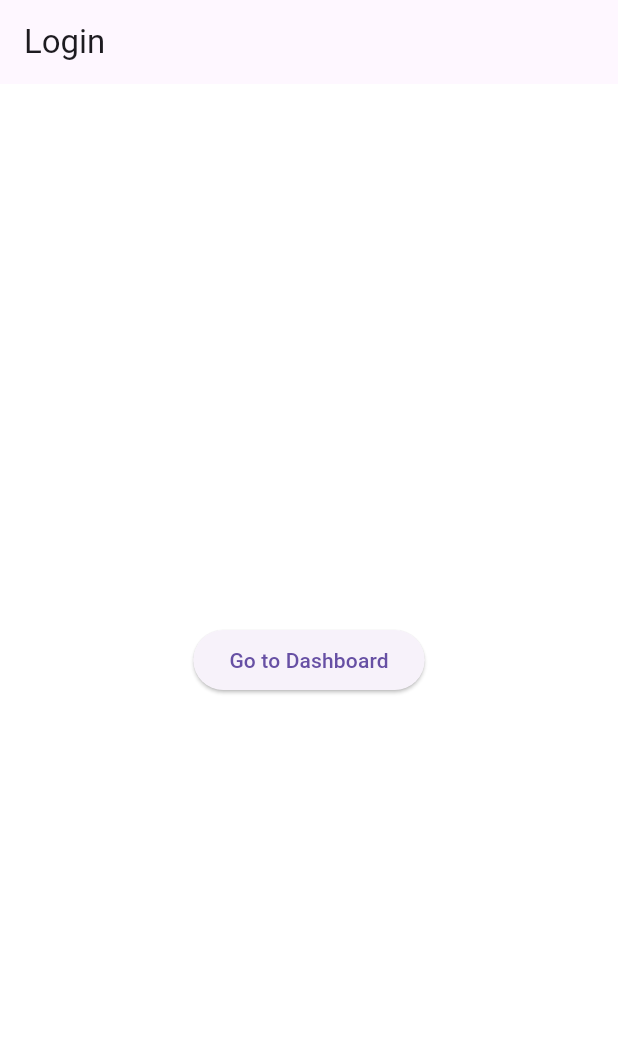
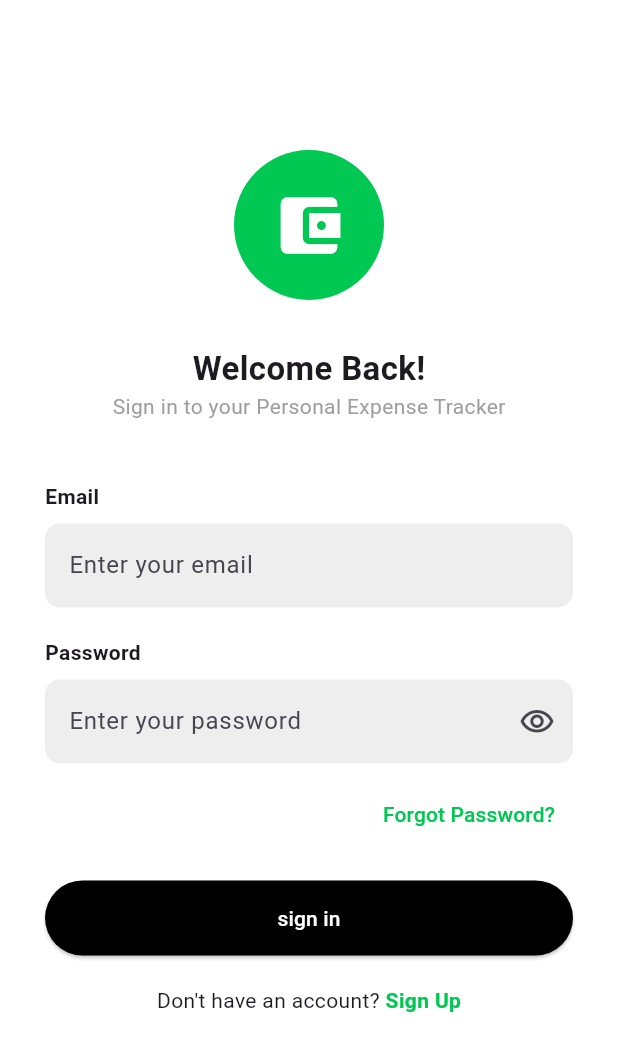
Before and after one commit to Wintanay/MAD, a Flutter app: the screen it shows after launch, on a phone screen of 412 x 824 dp. Shown: the top 1051 px of the screen. Run offline on Flutter 3.47's test engine with Material 3 defaults, Android fonts, the phone set to English and light mode, and no system bars.

Commit message:
updated login

```diff
--- a/lib/loginscreen.dart
+++ b/lib/loginscreen.dart
@@ -1,4 +1,5 @@
 import 'package:flutter/material.dart';
+import 'main.dart'; // To navigate to the HomeScreen later
 
 class LoginScreen extends StatelessWidget {
   const LoginScreen({super.key});
@@ -6,16 +7,119 @@ class LoginScreen extends StatelessWidget {
   @override
   Widget build(BuildContext context) {
     return Scaffold(
-      appBar: AppBar(title: const Text("Login")),
-      body: Center(
-        child: ElevatedButton(
-          onPressed: () {
-            // This is where you would normally navigate to your HomeScreen
-            print("Login Button Clicked");
-          },
-          child: const Text("Go to Dashboard"),
+      backgroundColor: Colors.white,
+      body: SingleChildScrollView(
+        child: Padding(
+          padding: const EdgeInsets.symmetric(horizontal: 30.0),
+          child: Column(
+            mainAxisAlignment: MainAxisAlignment.center,
+            children: [
+              const SizedBox(height: 100),
+              // Green Circle Logo
+              const CircleAvatar(
+                radius: 50,
+                backgroundColor: Color(0xFF00C853), // Success Green
+                child: Icon(Icons.account_balance_wallet,
+                    color: Colors.white, size: 50),
+              ),
+              const SizedBox(height: 30),
+              const Text(
+                'Welcome Back!',
+                style: TextStyle(fontSize: 22, fontWeight: FontWeight.bold),
+              ),
+              const Text(
+                'Sign in to your Personal Expense Tracker',
+                style: TextStyle(color: Colors.grey),
+              ),
+              const SizedBox(height: 40),
+
+              // Email Field
+              _buildTextField(label: 'Email', hint: 'Enter your email'),
+              const SizedBox(height: 20),
+
+              // Password Field
+              _buildTextField(
+                  label: 'Password',
+                  hint: 'Enter your password',
+                  isPassword: true),
+
+              const SizedBox(height: 10),
+              Align(
+                alignment: Alignment.centerRight,
+                child: TextButton(
+                  onPressed: () {},
+                  child: const Text('Forgot Password?',
+                      style: TextStyle(color: Color(0xFF00C853))),
+                ),
+              ),
+              const SizedBox(height: 20),
+
+              // Sign In Button
+              SizedBox(
+                width: double.infinity,
+                height: 50,
+                child: ElevatedButton(
+                  onPressed: () {
+                    // This takes the user to your Dashboard
+                    Navigator.pushReplacement(
+                      context,
+                      MaterialPageRoute(
+                          builder: (context) => const HomeScreen()),
+                    );
+                  },
+                  style: ElevatedButton.styleFrom(
+                    backgroundColor: Colors.black,
+                    shape: RoundedRectangleBorder(
+                        borderRadius: BorderRadius.circular(30)),
+                  ),
+                  child: const Text('sign in',
+                      style: TextStyle(color: Colors.white)),
+                ),
+              ),
+              const SizedBox(height: 20),
+              const Text.rich(
+                TextSpan(
+                  text: "Don't have an account? ",
+                  children: [
+                    TextSpan(
+                      text: 'Sign Up',
+                      style: TextStyle(
+                          color: Color(0xFF00C853),
+                          fontWeight: FontWeight.bold),
+                    ),
+                  ],
+                ),
+              ),
+              const SizedBox(height: 50),
+            ],
+          ),
         ),
       ),
     );
   }
+
+  Widget _buildTextField(
+      {required String label, required String hint, bool isPassword = false}) {
+    return Column(
+      crossAxisAlignment: CrossAxisAlignment.start,
+      children: [
+        Text(label, style: const TextStyle(fontWeight: FontWeight.bold)),
+        const SizedBox(height: 8),
+        TextField(
+          obscureText: isPassword,
+          decoration: InputDecoration(
+            hintText: hint,
+            filled: true,
+            fillColor: Colors.grey[200],
+            border: OutlineInputBorder(
+              borderRadius: BorderRadius.circular(10),
+              borderSide: BorderSide.none,
+            ),
+            suffixIcon:
+                isPassword ? const Icon(Icons.visibility_outlined) : null,
+          ),
+        ),
+      ],
+    );
+  }
 }
--- a/lib/splashscreen.dart
+++ b/lib/splashscreen.dart
@@ -1,6 +1,6 @@
 import 'package:flutter/material.dart';
 import 'dart:async';
-import 'loginscreen.dart'; // We will create this file next
+import 'loginscreen.dart';
 
 class SplashScreen extends StatefulWidget {
   const SplashScreen({super.key});
```
